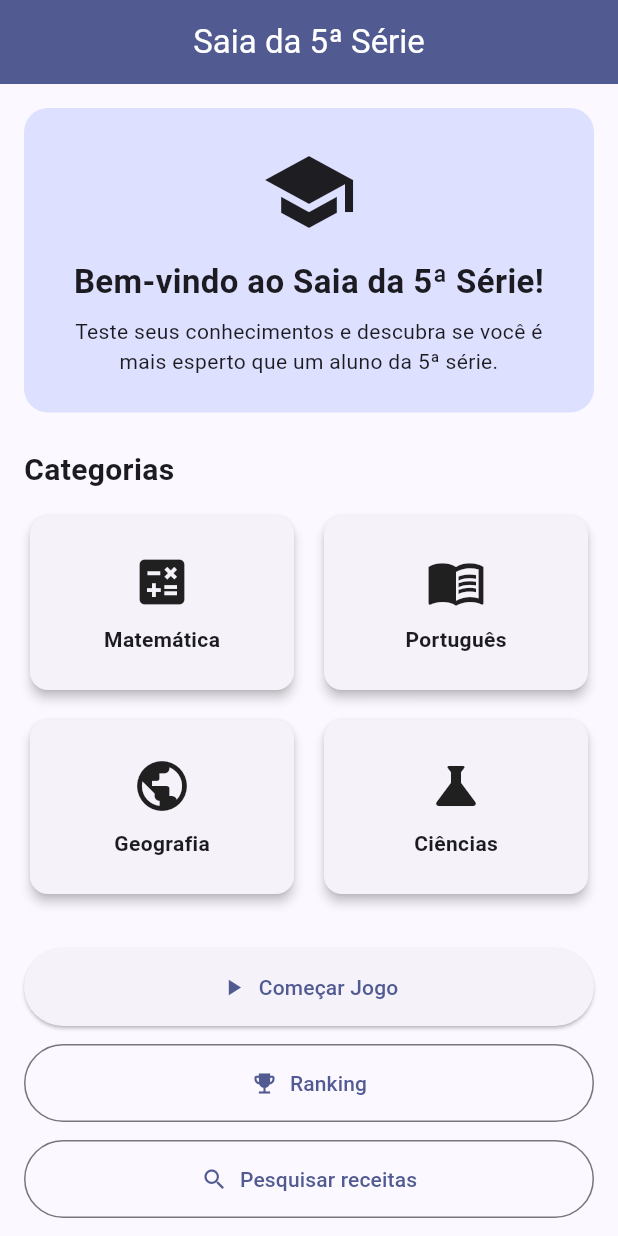
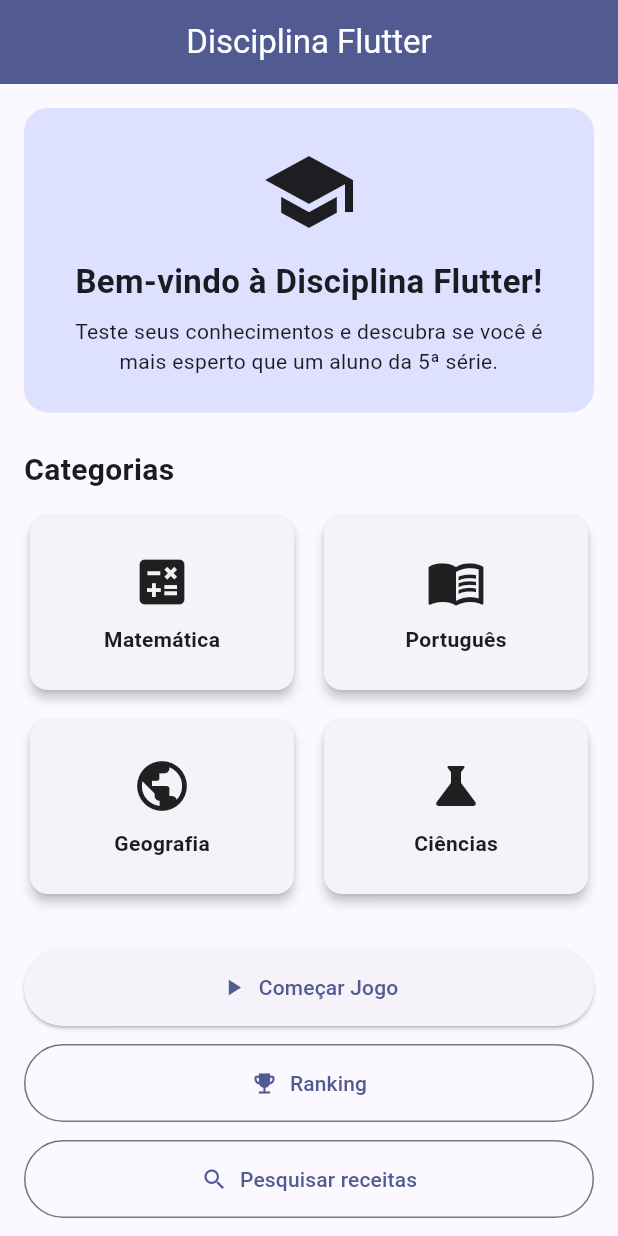
Before and after one commit to VitorsosterF/disciplina-flutter-joao-marcos, a Flutter app: the screen it shows after launch, on a phone screen of 412 x 824 dp. Run offline on Flutter 3.47's test engine with Material 3 defaults, Android fonts, the phone set to English and light mode, and no system bars.

Commit message:
Renomeia o aplicativo para Disciplina Flutter
Atualiza o nome exibido na interface e nos títulos de Android, iOS, web,
Windows e Linux. O nome do pacote Dart continua o mesmo.

Co-Authored-By: Claude Opus 5.5 <noreply@anthropic.com>

```diff
--- a/lib/main.dart
+++ b/lib/main.dart
@@ -2,15 +2,15 @@ import 'package:flutter/material.dart';
 
 import 'pesquisa_receitas_page.dart';
 
-void main() => runApp(const SaiaDa5aSerieApp());
+void main() => runApp(const DisciplinaFlutterApp());
 
-class SaiaDa5aSerieApp extends StatelessWidget {
-  const SaiaDa5aSerieApp({super.key});
+class DisciplinaFlutterApp extends StatelessWidget {
+  const DisciplinaFlutterApp({super.key});
 
   @override
   Widget build(BuildContext context) {
     return MaterialApp(
-      title: 'Saia da 5ª Série',
+      title: 'Disciplina Flutter',
       debugShowCheckedModeBanner: false,
       theme: ThemeData(
         colorScheme: ColorScheme.fromSeed(seedColor: Colors.indigo),
@@ -30,7 +30,7 @@ class HomePage extends StatelessWidget {
 
     return Scaffold(
       appBar: AppBar(
-        title: const Text('Saia da 5ª Série'),
+        title: const Text('Disciplina Flutter'),
         centerTitle: true,
         backgroundColor: cores.primary,
         foregroundColor: cores.onPrimary,
@@ -52,7 +52,7 @@ class HomePage extends StatelessWidget {
                   Icon(Icons.school, size: 64),
                   SizedBox(height: 12),
                   Text(
-                    'Bem-vindo ao Saia da 5ª Série!',
+                    'Bem-vindo à Disciplina Flutter!',
                     textAlign: TextAlign.center,
                     style: TextStyle(fontSize: 22, fontWeight: FontWeight.bold),
                   ),
```
Also changed, not shown: 7 other files.
